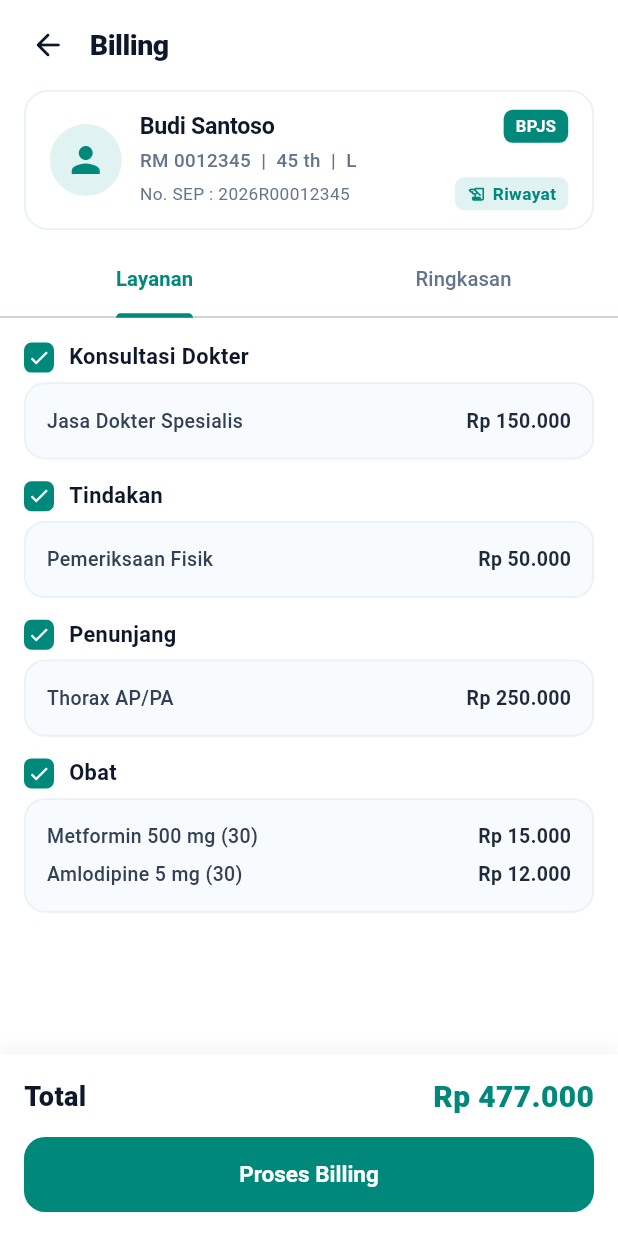
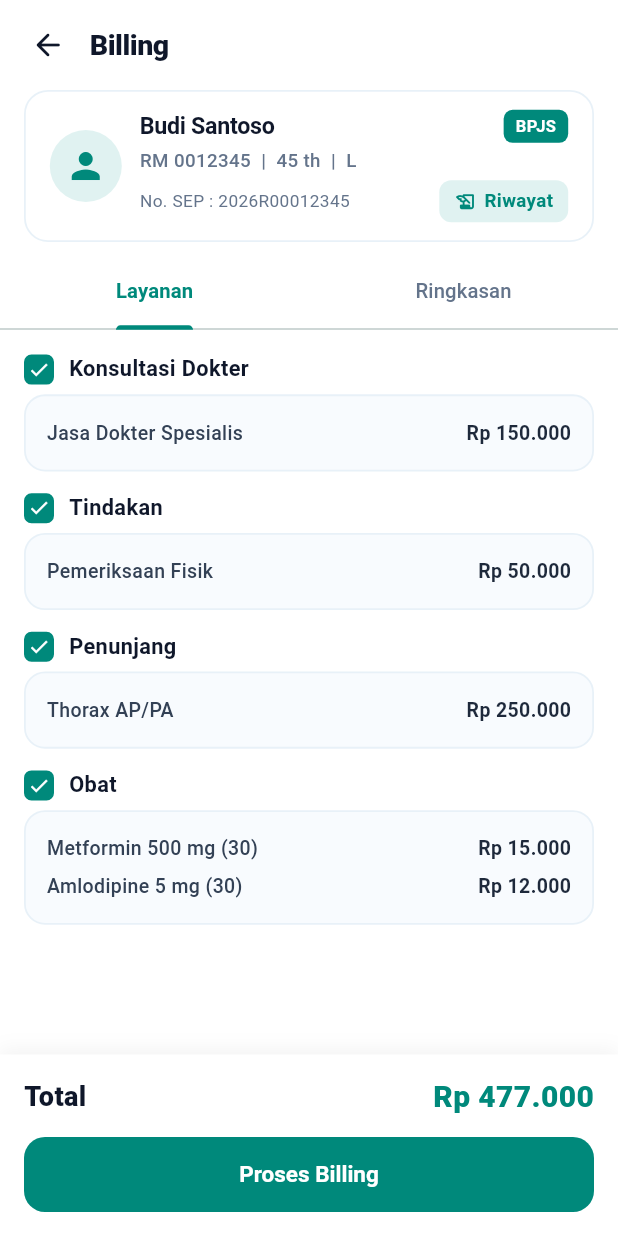
Before and after one commit to hanip-pixel/app_doktor, a Flutter app: the BillingScreen screen opened directly with sample values from the repository, on a phone screen of 412 x 824 dp. Run offline on Flutter 3.47's test engine with Material 3 defaults, Android fonts, the phone set to English and light mode, and no system bars.

Commit message:
perubahan sedikit

```diff
--- a/lib/core/widgets/patient_header_card.dart
+++ b/lib/core/widgets/patient_header_card.dart
@@ -89,7 +89,7 @@ class PatientHeaderCard extends StatelessWidget {
                     fontWeight: FontWeight.w500,
                   ),
                 ),
-                const SizedBox(height: 2),
+                const SizedBox(height: 4),
                 Row(
                   children: [
                     if (patient.noSep != null)
@@ -101,41 +101,46 @@ class PatientHeaderCard extends StatelessWidget {
                         ),
                       ),
                     const Spacer(),
-                    // Tombol Riwayat Menggantikan "Lihat Detail" (Membuka Full Page)
-                    GestureDetector(
+                    // Tombol Riwayat (Lebih Besar & Nyaman Ditekan)
+                    Material(
+                      color: const Color(0xFFE0F2F1),
+                      borderRadius: BorderRadius.circular(8),
+                      child: InkWell(
+                        borderRadius: BorderRadius.circular(8),
                         onTap: onRiwayatTap ??
                             () {
                               Navigator.push(
                                 context,
                                 MaterialPageRoute(
-                                builder: (_) => PatientHistoryScreen(patient: patient),
+                                  builder: (_) =>
+                                      PatientHistoryScreen(patient: patient),
                                 ),
                               );
                             },
-                      child: Container(
-                        padding: const EdgeInsets.symmetric(horizontal: 8, vertical: 3),
-                        decoration: BoxDecoration(
-                          color: const Color(0xFFE0F2F1),
-                          borderRadius: BorderRadius.circular(6),
+                        child: const Padding(
+                          padding: EdgeInsets.symmetric(
+                            horizontal: 10,
+                            vertical: 5,
                           ),
-                        child: const Row(
+                          child: Row(
                             mainAxisSize: MainAxisSize.min,
                             children: [
                               Icon(
                                 Icons.history_edu_rounded,
-                              size: 13,
+                                size: 15,
                                 color: Color(0xFF00897B),
                               ),
-                            SizedBox(width: 4),
+                              SizedBox(width: 5),
                               Text(
                                 'Riwayat',
                                 style: TextStyle(
-                                fontSize: 11.5,
+                                  fontSize: 12.5,
                                   fontWeight: FontWeight.w700,
                                   color: Color(0xFF00897B),
                                 ),
                               ),
                             ],
+                          ),
                         ),
                       ),
                     ),
```
Also changed, not shown: lib/features/patient/screens/patient_detail_screen.dart (+0 -54 lines), pubspec.lock. Lines whose indentation alone changed are shown as unchanged.
